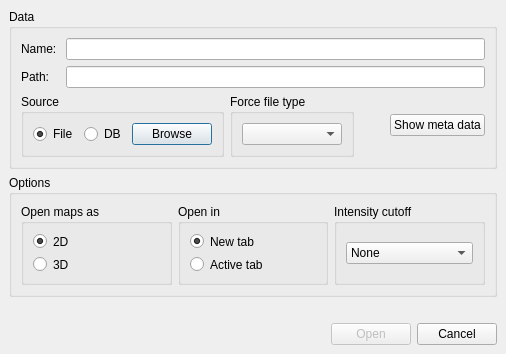
Before: the Qt Designer form source/VISUAL/DIALOGS/OpenDialog.ui in hroest/flaming-archer, drawn with Qt 5.
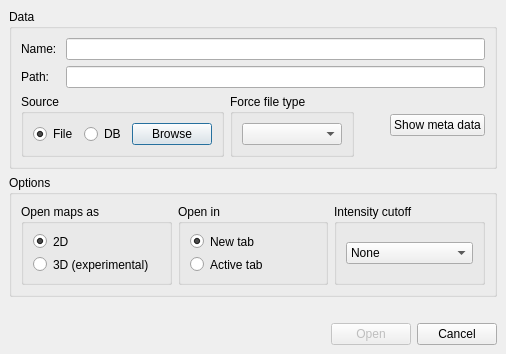
After: the same form once the commit is applied.

```diff
--- a/source/VISUAL/DIALOGS/OpenDialog.ui
+++ b/source/VISUAL/DIALOGS/OpenDialog.ui
@@ -227,7 +227,7 @@
          <item>
           <widget class="QRadioButton" name="d3_radio" >
            <property name="text" >
-            <string>3D</string>
+            <string>3D (experimental)</string>
            </property>
           </widget>
          </item>
```
Left out of the diff: 11 changed lines with no effect on the pictures.
